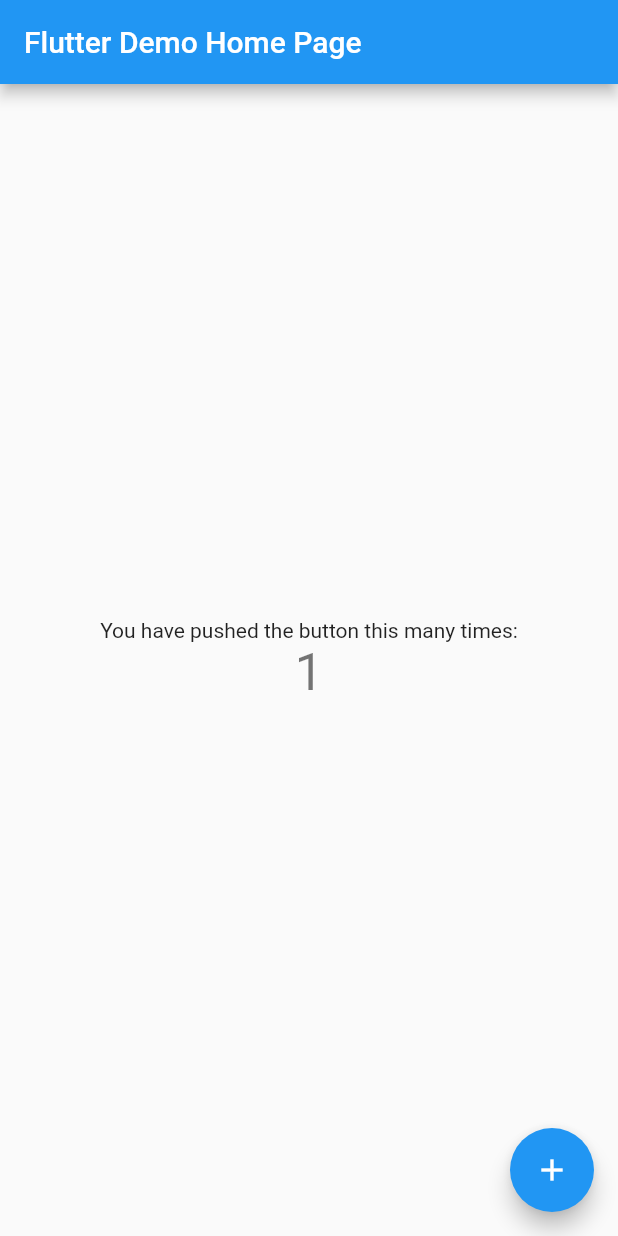
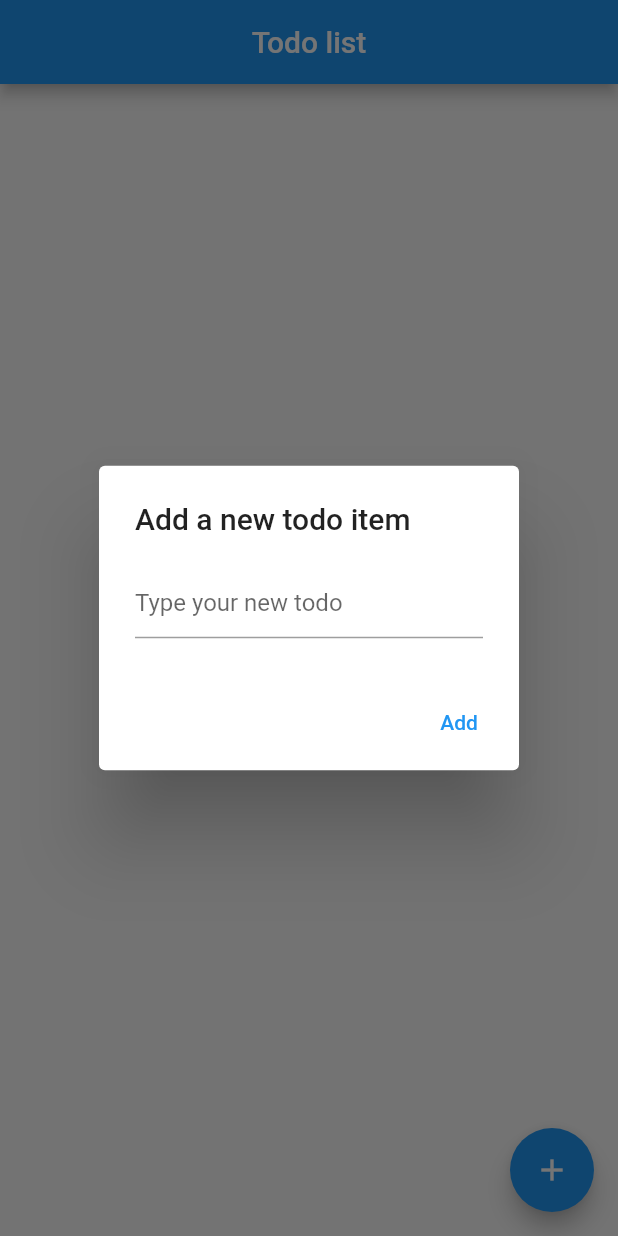
Before and after one commit to thediaf/flutter-todo-list, a Flutter app: the screen it shows after launch, after a tap on the "add" icon, on a phone screen of 412 x 824 dp. Run offline on Flutter 3.47's test engine with Material 2 defaults, Android fonts, the phone set to English and light mode, and no system bars.

Commit message:
My todo app

```diff
--- a/lib/main.dart
+++ b/lib/main.dart
@@ -1,115 +1,130 @@
 import 'package:flutter/material.dart';
 
-void main() {
-  runApp(const MyApp());
+class Todo {
+  Todo({required this.name, required this.checked});
+
+  final String name;
+  bool checked;
 }
 
-class MyApp extends StatelessWidget {
-  const MyApp({super.key});
+void main() => runApp(
+      const TodoApp(),
+    );
 
-  // This widget is the root of your application.
+class TodoApp extends StatelessWidget {
+  const TodoApp({super.key});
+
   @override
   Widget build(BuildContext context) {
-    return MaterialApp(
-      title: 'Flutter Demo',
-      theme: ThemeData(
-        // This is the theme of your application.
-        //
-        // Try running your application with "flutter run". You'll see the
-        // application has a blue toolbar. Then, without quitting the app, try
-        // changing the primarySwatch below to Colors.green and then invoke
-        // "hot reload" (press "r" in the console where you ran "flutter run",
-        // or simply save your changes to "hot reload" in a Flutter IDE).
-        // Notice that the counter didn't reset back to zero; the application
-        // is not restarted.
-        primarySwatch: Colors.blue,
-      ),
-      home: const MyHomePage(title: 'Flutter Demo Home Page'),
+    return const MaterialApp(
+      title: "Todo list",
+      home: TodoList(),
     );
   }
 }
 
-class MyHomePage extends StatefulWidget {
-  const MyHomePage({super.key, required this.title});
-
-  // This widget is the home page of your application. It is stateful, meaning
-  // that it has a State object (defined below) that contains fields that affect
-  // how it looks.
-
-  // This class is the configuration for the state. It holds the values (in this
-  // case the title) provided by the parent (in this case the App widget) and
-  // used by the build method of the State. Fields in a Widget subclass are
-  // always marked "final".
-
-  final String title;
+class TodoList extends StatefulWidget {
+  const TodoList({super.key});
 
   @override
-  State<MyHomePage> createState() => _MyHomePageState();
+  _TodoListState createState() => _TodoListState();
 }
 
-class _MyHomePageState extends State<MyHomePage> {
-  int _counter = 0;
+class _TodoListState extends State<TodoList> {
+  final TextEditingController _textFieldController = TextEditingController();
+  final List<Todo> _todos = <Todo>[];
 
-  void _incrementCounter() {
+  @override
+  Widget build(BuildContext context) {
+    return Scaffold(
+      appBar: AppBar(
+        title: const Text('Todo list'),
+        centerTitle: true,
+      ),
+      body: ListView(
+        padding: const EdgeInsets.symmetric(vertical: 8.0),
+        children: _todos.map((Todo todo) {
+          return TodoItem(
+            todo: todo,
+            onTodoChanged: _handleTodoChange,
+          );
+        }).toList(),
+      ),
+      floatingActionButton: FloatingActionButton(
+        onPressed: () => _displayDialog(),
+        tooltip: 'Add Item',
+        child: const Icon(Icons.add),
+      ),
+    );
+  }
+
+  Future<void> _displayDialog() async {
+    return showDialog(
+      context: context,
+      barrierDismissible: false,
+      builder: (BuildContext context) {
+        return AlertDialog(
+          title: const Text("Add a new todo item"),
+          content: TextField(
+            controller: _textFieldController,
+            decoration: const InputDecoration(hintText: "Type your new todo"),
+          ),
+          actions: <Widget>[
+            TextButton(
+              child: const Text("Add"),
+              onPressed: () {
+                Navigator.of(context).pop();
+                _addTodoItem(_textFieldController.text);
+              },
+            ),
+          ],
+        );
+      },
+    );
+  }
+
+  void _addTodoItem(String name) {
     setState(() {
-      // This call to setState tells the Flutter framework that something has
-      // changed in this State, which causes it to rerun the build method below
-      // so that the display can reflect the updated values. If we changed
-      // _counter without calling setState(), then the build method would not be
-      // called again, and so nothing would appear to happen.
-      _counter++;
+      _todos.add(Todo(name: name, checked: false));
     });
+    _textFieldController.clear();
+  }
+
+  void _handleTodoChange(Todo todo) {
+    setState(() {
+      todo.checked = !todo.checked;
+    });
+  }
+}
+
+class TodoItem extends StatelessWidget {
+  TodoItem({
+    required this.todo,
+    required this.onTodoChanged,
+  }) : super(key: ObjectKey(todo));
+
+  final Todo todo;
+  final onTodoChanged;
+
+  TextStyle? _getTextStyle(bool checked) {
+    if (!checked) return null;
+
+    return const TextStyle(
+      color: Colors.black54,
+      decoration: TextDecoration.lineThrough,
+    );
   }
 
   @override
   Widget build(BuildContext context) {
-    // This method is rerun every time setState is called, for instance as done
-    // by the _incrementCounter method above.
-    //
-    // The Flutter framework has been optimized to make rerunning build methods
-    // fast, so that you can just rebuild anything that needs updating rather
-    // than having to individually change instances of widgets.
-    return Scaffold(
-      appBar: AppBar(
-        // Here we take the value from the MyHomePage object that was created by
-        // the App.build method, and use it to set our appbar title.
-        title: Text(widget.title),
+    return ListTile(
+      onTap: () {
+        onTodoChanged(todo);
+      },
+      leading: CircleAvatar(
+        child: Text(todo.name[0]),
       ),
-      body: Center(
-        // Center is a layout widget. It takes a single child and positions it
-        // in the middle of the parent.
-        child: Column(
-          // Column is also a layout widget. It takes a list of children and
-          // arranges them vertically. By default, it sizes itself to fit its
-          // children horizontally, and tries to be as tall as its parent.
-          //
-          // Invoke "debug painting" (press "p" in the console, choose the
-          // "Toggle Debug Paint" action from the Flutter Inspector in Android
-          // Studio, or the "Toggle Debug Paint" command in Visual Studio Code)
-          // to see the wireframe for each widget.
-          //
-          // Column has various properties to control how it sizes itself and
-          // how it positions its children. Here we use mainAxisAlignment to
-          // center the children vertically; the main axis here is the vertical
-          // axis because Columns are vertical (the cross axis would be
-          // horizontal).
-          mainAxisAlignment: MainAxisAlignment.center,
-          children: <Widget>[
-            const Text(
-              'You have pushed the button this many times:',
-            ),
-            Text(
-              '$_counter',
-              style: Theme.of(context).textTheme.headline4,
-            ),
-          ],
-        ),
-      ),
-      floatingActionButton: FloatingActionButton(
-        onPressed: _incrementCounter,
-        tooltip: 'Increment',
-        child: const Icon(Icons.add),
-      ), // This trailing comma makes auto-formatting nicer for build methods.
+      title: Text(todo.name, style: _getTextStyle(todo.checked)),
     );
   }
 }
```
